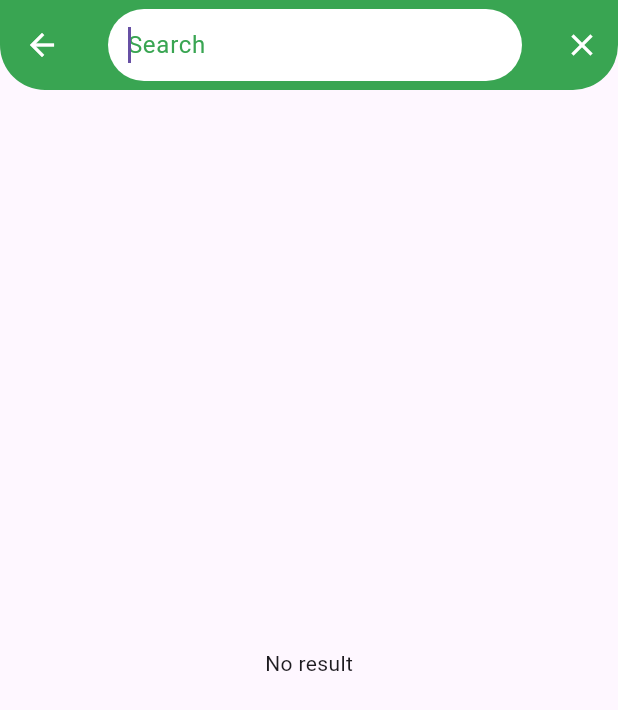
After one commit to Sanaa006/News_application, a Flutter app: the screen it shows after launch, scrolled down 111 dp, after a tap on the "search" icon, on a phone screen of 412 x 824 dp. The commit adds this screen. Shown: the top 710 px of the screen. Run offline on Flutter 3.47's test engine with Material 3 defaults, Android fonts, the phone set to English and light mode, and no system bars; our stand-ins replace timeago.

Commit message:
make details screen and add url launch to details and add search feature

```diff
--- a/lib/api/api_manager.dart
+++ b/lib/api/api_manager.dart
@@ -35,4 +35,20 @@ class ApiManager {
       throw (e);
     }
   }
+
+  static Future<NewsResponse?>? getNewsForSearch(String keywordSearch) async {
+    if (keywordSearch.isEmpty) {
+      return null;
+    }
+    Uri url = Uri.https(ApiConstants.baseUrl, ApiConstants.newsApi,
+        {"apiKey": "f61c64c98c894852afb43e35b5e9bf4d", 'q': keywordSearch});
+    try {
+      var responses = await http.get(url);
+      var badyResponse = responses.body;
+      var json = jsonDecode(badyResponse);
+      return NewsResponse.fromJson(json);
+    } catch (e) {
+      throw (e);
+    }
+  }
 }
--- a/lib/home/home_screen.dart
+++ b/lib/home/home_screen.dart
@@ -2,6 +2,7 @@ import 'package:flutter/material.dart';
 import 'package:news_application/category/category_details.dart';
 import 'package:news_application/category/category_fragment.dart';
 import 'package:news_application/drawer/home_drawer.dart';
+import 'package:news_application/home/searchWedgit.dart';
 import 'package:news_application/model/category_model.dart';
 import 'package:news_application/my_theme.dart';
 import 'package:news_application/settings/settings.dart';
@@ -39,6 +40,19 @@ class _HomeScreenState extends State<HomeScreen> {
                   .titleMedium
                   ?.copyWith(color: Colors.white),
             ),
+            actions: [
+              Padding(
+                padding: EdgeInsets.only(
+                    right: MediaQuery.of(context).size.width * 0.05),
+                child: IconButton(
+                  onPressed: () {
+                    showSearch(
+                        context: context, delegate: customSearchDelegate());
+                  },
+                  icon: Icon(Icons.search),
+                ),
+              )
+            ],
           ),
           drawer: Drawer(
             child: HomeDrawer(
--- /dev/null
+++ b/lib/home/searchResult.dart
@@ -0,0 +1,78 @@
+import 'package:flutter/material.dart';
+
+import '../api/api_manager.dart';
+import '../model/NewsResponse.dart';
+import '../news/news_item.dart';
+
+class SearchResult extends StatefulWidget {
+  String keywordSearch;
+
+  SearchResult({required this.keywordSearch});
+
+  @override
+  State<SearchResult> createState() => _SearchResultState();
+}
+
+class _SearchResultState extends State<SearchResult> {
+  @override
+  Widget build(BuildContext context) {
+    return FutureBuilder<NewsResponse?>(
+      future: ApiManager.getNewsForSearch(widget.keywordSearch),
+      builder: (context, snapshot) {
+        if (snapshot.connectionState == ConnectionState.waiting) {
+          return Center(
+              child: CircularProgressIndicator(
+            color: Theme.of(context).primaryColor,
+          ));
+        } else if (snapshot.hasError) {
+          return Column(
+            children: [
+              Text(
+                "something want wrong",
+                style: Theme.of(context).textTheme.titleMedium,
+              ),
+              ElevatedButton(
+                onPressed: () {
+                  ApiManager.getNewsForSearch(widget.keywordSearch);
+                  setState(() {});
+                },
+                child: Text("Try again"),
+              ),
+            ],
+          );
+        }
+        //server(success, error)
+        if (snapshot.data == null) {
+          return Center(child: Text("No result"));
+        } else if (snapshot.hasData) {
+          var listNews = snapshot.data!.articles;
+          return listNews!.isEmpty
+              ? Center(child: Text("No result"))
+              : ListView.builder(
+                  itemBuilder: (context, index) {
+                    return NewsItem(
+                      news: listNews[index],
+                    );
+                  },
+                  itemCount: listNews.length,
+                );
+        }
+        return Column(
+          children: [
+            Text(
+              "No result",
+              style: Theme.of(context).textTheme.titleMedium,
+            ),
+            ElevatedButton(
+              onPressed: () {
+                ApiManager.getNewsForSearch(widget.keywordSearch);
+                setState(() {});
+              },
+              child: Text("Try again"),
+            ),
+          ],
+        );
+      },
+    );
+  }
+}
--- /dev/null
+++ b/lib/home/searchWedgit.dart
@@ -0,0 +1,50 @@
+import 'package:flutter/material.dart';
+import 'package:news_application/home/searchResult.dart';
+import 'package:news_application/my_theme.dart';
+
+class customSearchDelegate extends SearchDelegate {
+  @override
+  ThemeData appBarTheme(BuildContext context) {
+    return ThemeData(
+        appBarTheme: MyTheme.lightTheme.appBarTheme,
+        inputDecorationTheme: InputDecorationTheme(
+          filled: true,
+          iconColor: Theme.of(context).primaryColor,
+          contentPadding: EdgeInsets.all(9),
+          prefixIconColor: Theme.of(context).primaryColor,
+          hintStyle: TextStyle(color: Theme.of(context).primaryColor),
+          border: OutlineInputBorder(
+              borderRadius: BorderRadius.circular(30),
+              borderSide: BorderSide.none),
+          fillColor: MyTheme.whiteColor,
+        ));
+  }
+
+  @override
+  List<Widget>? buildActions(BuildContext context) {
+    return [
+      IconButton(
+          onPressed: () {
+            query = "";
+          },
+          icon: Icon(
+            Icons.close,
+          ))
+    ];
+  }
+
+  @override
+  Widget? buildLeading(BuildContext context) {
+    return null;
+  }
+
+  @override
+  Widget buildResults(BuildContext context) {
+    return SearchResult(keywordSearch: query);
+  }
+
+  @override
+  Widget buildSuggestions(BuildContext context) {
+    return SearchResult(keywordSearch: query);
+  }
+}
--- a/lib/main.dart
+++ b/lib/main.dart
@@ -1,6 +1,7 @@
 import 'package:flutter/material.dart';
 import 'package:news_application/home/home_screen.dart';
 import 'package:news_application/my_theme.dart';
+import 'package:news_application/news/news_details_screen.dart';
 
 void main() {
   runApp(const MyApp());
@@ -17,6 +18,7 @@ class MyApp extends StatelessWidget {
       initialRoute: HomeScreen.routeName,
       routes: {
         HomeScreen.routeName: (context) => HomeScreen(),
+        NewsDetailsScreen.routeName: (context) => NewsDetailsScreen(),
       },
       theme: MyTheme.lightTheme,
     );
--- a/lib/my_theme.dart
+++ b/lib/my_theme.dart
@@ -16,6 +16,7 @@ class MyTheme {
   static ThemeData lightTheme = ThemeData(
     primaryColor: primaryColor,
     appBarTheme: AppBarTheme(
+      toolbarHeight: 60,
       backgroundColor: primaryColor,
       iconTheme: IconThemeData(color: whiteColor),
       centerTitle: true,
--- a/lib/news/news_item.dart
+++ b/lib/news/news_item.dart
@@ -21,7 +21,7 @@ class NewsItem extends StatelessWidget {
             child: ClipRRect(
                 borderRadius: BorderRadius.circular(15),
                 child: Image.network(
-                  news.urlToImage!,
+                  news.urlToImage ?? " ",
                   width: double.infinity,
                   fit: BoxFit.fill,
                   height: MediaQuery.of(context).size.height * 0.35,
--- a/pubspec.yaml
+++ b/pubspec.yaml
@@ -38,6 +38,7 @@ dependencies:
   http: ^1.1.0
   intl: any
   timeago: any
+  url_launcher: ^6.1.11
 dev_dependencies:
   flutter_test:
     sdk: flutter
```
Also changed, not shown: lib/news/news_details_screen.dart (added, +119 -0 lines), lib/news/news_widget.dart (+9 -2 lines), pubspec.lock, 1 other file.
